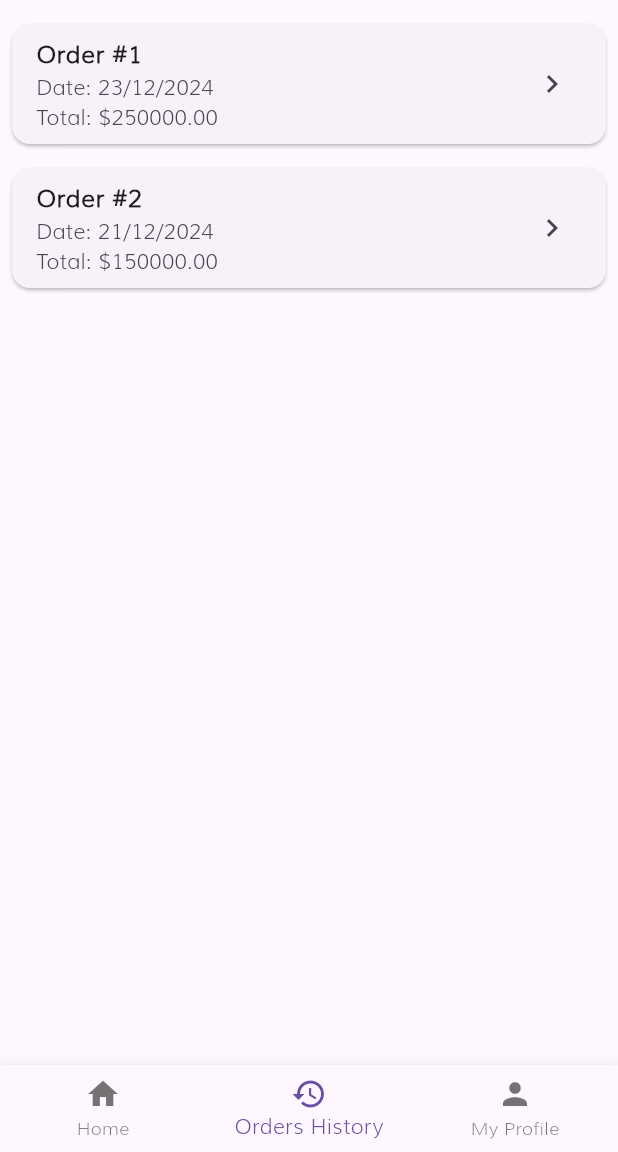
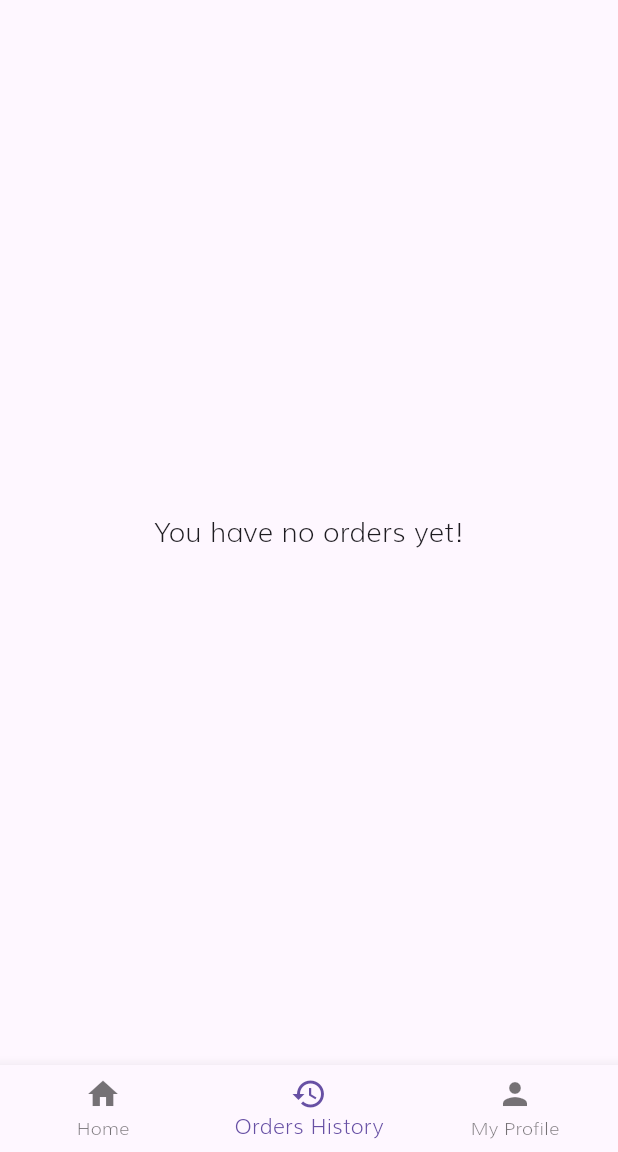
Before and after one commit to nhuytran122/flutter-mobile-app, a Flutter app: the MyShop screen opened by its route, item 2 of the bottom bar chosen, on a phone screen of 412 x 824 dp, the part 84-1236 px from its top. Run offline on Flutter 3.47's test engine with Material 3 defaults, Android fonts, the phone set to English and light mode, and no system bars; our stand-ins replace dio, marquee; missing offline and left inert: flutter_application_2; accounts and stored records are empty; network calls fail.

Commit message:
update view order detals

```diff
--- a/shopping_app/lib/entity/order.dart
+++ b/shopping_app/lib/entity/order.dart
@@ -1,13 +1,58 @@
+import 'package:shopping_app/entity/shoppingCart.dart';
+
 class Order {
   String id;
   DateTime date;
   double total;
-  List<String> items;
+  int userID;
+  String customerName;
+  String phoneNumber;
+  String customerAddress;
+  List<ItemInCart> items;
 
   Order({
     required this.id,
     required this.date,
     required this.total,
+    required this.userID,
+    required this.customerName,
+    required this.phoneNumber,
+    required this.customerAddress,
     required this.items,
   });
 }
+
+class OrderManager {
+  late List<Order> orders;
+
+  OrderManager() {
+    orders = [];
+  }
+
+  void addOrder(Order order) {
+    orders.add(order);
+  }
+
+  void createOrderFromCart(ShoppingCart cart, String name, String phone,
+      String address, int userID) {
+    if (cart.items.isEmpty) {
+      throw Exception("Cart is empty. Cannot create an order.");
+    }
+
+    Order newOrder = Order(
+      id: DateTime.now().millisecondsSinceEpoch.toString(),
+      date: DateTime.now(),
+      total: cart.getTotal(),
+      userID: userID,
+      customerName: name,
+      phoneNumber: phone,
+      customerAddress: address,
+      items: List.from(cart.items), // Sao chép list sản phẩm
+    );
+
+    addOrder(newOrder);
+    cart.items.clear();
+  }
+}
+
+OrderManager listOrders = new OrderManager();
--- a/shopping_app/lib/main.dart
+++ b/shopping_app/lib/main.dart
@@ -32,7 +32,7 @@ class MyApp extends StatelessWidget {
           ThankYouScreen.routeName: (context) => ThankYouScreen(),
           OrderHistoryScreen.routeName: (context) => OrderHistoryScreen(),
           MyShop.routeName: (context) => MyShop(),
-          MyProfilePage.routeName: (context) => MyProfilePage(),
+          MyProfileScreen.routeName: (context) => MyProfileScreen(),
         },
         theme: ThemeData(
           fontFamily: "Muli",
--- a/shopping_app/lib/my_shop.dart
+++ b/shopping_app/lib/my_shop.dart
@@ -42,7 +42,6 @@ class _MyShopState extends State<MyShop> {
     super.initState();
     lsProduct = ApiService.getAllProducts();
     lsCategories = ApiService.getAllCategories();
-    // userData = Provider.of<UserProvider>(context).userData;
     userData = Provider.of<UserProvider>(context, listen: false).userData;
   }
 
@@ -59,7 +58,7 @@ class _MyShopState extends State<MyShop> {
       case 1:
         return OrderHistoryScreen();
       case 2:
-        return MyProfilePage();
+        return MyProfileScreen();
       default:
         return buildHomePage();
     }
@@ -120,7 +119,7 @@ class _MyShopState extends State<MyShop> {
               buildTitle(
                 "All Products",
                 false,
-                null, // Không cần callback khi `seeMore` là false
+                null,
               ),
               noResultsFound
                   ? buildNoResultsMessage()
--- a/shopping_app/lib/order_history.dart
+++ b/shopping_app/lib/order_history.dart
@@ -1,29 +1,22 @@
 import 'package:flutter/material.dart';
 import 'package:shopping_app/entity/common_method.dart';
 import 'package:shopping_app/entity/order.dart';
+import 'package:shopping_app/order_detail.dart';
 
-class OrderHistoryScreen extends StatelessWidget {
+class OrderHistoryScreen extends StatefulWidget {
   static String routeName = "/order_history";
-
-  static final List<Order> orderHistory = [
-    Order(
-        id: "1",
-        date: DateTime.now().subtract(Duration(days: 1)),
-        total: 250000,
-        items: ["Item A", "Item B"]),
-    Order(
-        id: "2",
-        date: DateTime.now().subtract(Duration(days: 3)),
-        total: 150000,
-        items: ["Item C"]),
-  ];
 
   const OrderHistoryScreen({Key? key}) : super(key: key);
 
   @override
+  State<OrderHistoryScreen> createState() => _OrderHistoryScreenState();
+}
+
+class _OrderHistoryScreenState extends State<OrderHistoryScreen> {
+  @override
   Widget build(BuildContext context) {
     return Scaffold(
-      body: orderHistory.isEmpty
+      body: listOrders.orders.isEmpty
           ? Center(
               child: Text(
                 "You have no orders yet!",
@@ -32,9 +25,9 @@ class OrderHistoryScreen extends StatelessWidget {
             )
           : ListView.builder(
               padding: EdgeInsets.all(8),
-              itemCount: orderHistory.length,
+              itemCount: listOrders.orders.length,
               itemBuilder: (context, index) {
-                final order = orderHistory[index];
+                final order = listOrders.orders[index];
                 return Card(
                   margin: EdgeInsets.symmetric(vertical: 8),
                   child: ListTile(
@@ -48,7 +41,16 @@ class OrderHistoryScreen extends StatelessWidget {
                     ),
                     trailing: Icon(Icons.chevron_right),
                     onTap: () {
-                      showOrderDetails(context, order);
+                      Navigator.push(
+                        context,
+                        MaterialPageRoute(
+                          builder: (context) => OrderDetailScreen(order: order),
+                        ),
+                      ).then((value) {
+                        if (value == true) {
+                          setState(() {});
+                        }
+                      });
                     },
                   ),
                 );
@@ -56,33 +58,4 @@ class OrderHistoryScreen extends StatelessWidget {
             ),
     );
   }
-
-  void showOrderDetails(BuildContext context, Order order) {
-    showDialog(
-      context: context,
-      builder: (context) => AlertDialog(
-        title: Text("Order Details"),
-        content: SingleChildScrollView(
-          child: ListBody(
-            children: [
-              Text("Order ID: ${order.id}"),
-              Text("Date: ${CommonMethod.formatDate(order.date)}"),
-              Text("Total: ${CommonMethod.formatPrice(order.total)}"),
-              SizedBox(height: 16),
-              Text("Items:", style: TextStyle(fontWeight: FontWeight.bold)),
-              ...order.items.map((item) => Text("- $item")),
-            ],
-          ),
-        ),
-        actions: [
-          TextButton(
-            onPressed: () {
-              Navigator.pop(context);
-            },
-            child: Text("Close"),
-          ),
-        ],
-      ),
-    );
-  }
 }
```
Also changed, not shown: shopping_app/lib/my_checkout.dart (+18 -3 lines), shopping_app/lib/my_profile.dart (+4 -4 lines), shopping_app/lib/order_detail.dart (added, +174 -0 lines), shopping_app/lib/thank_you.dart (+0 -15 lines).
